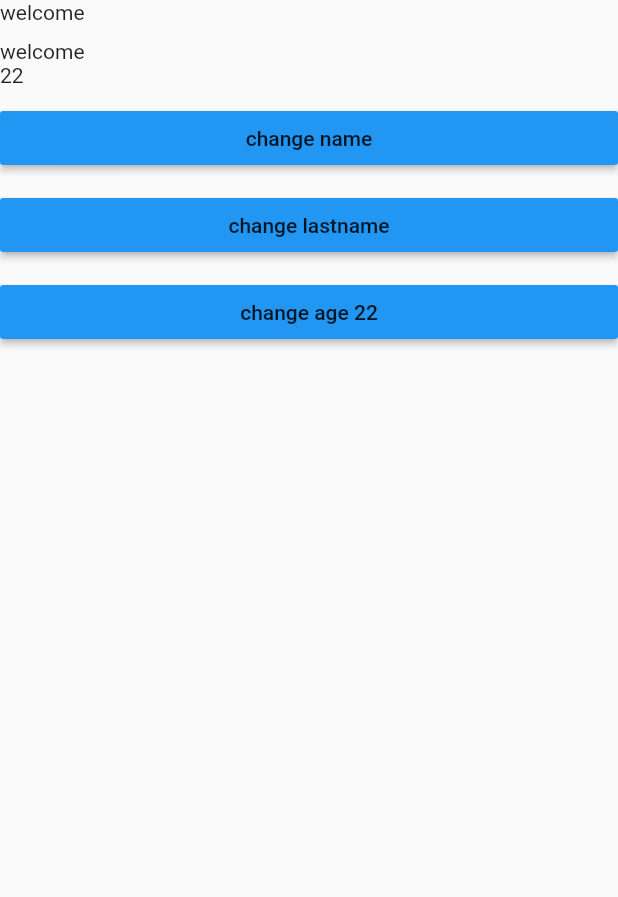
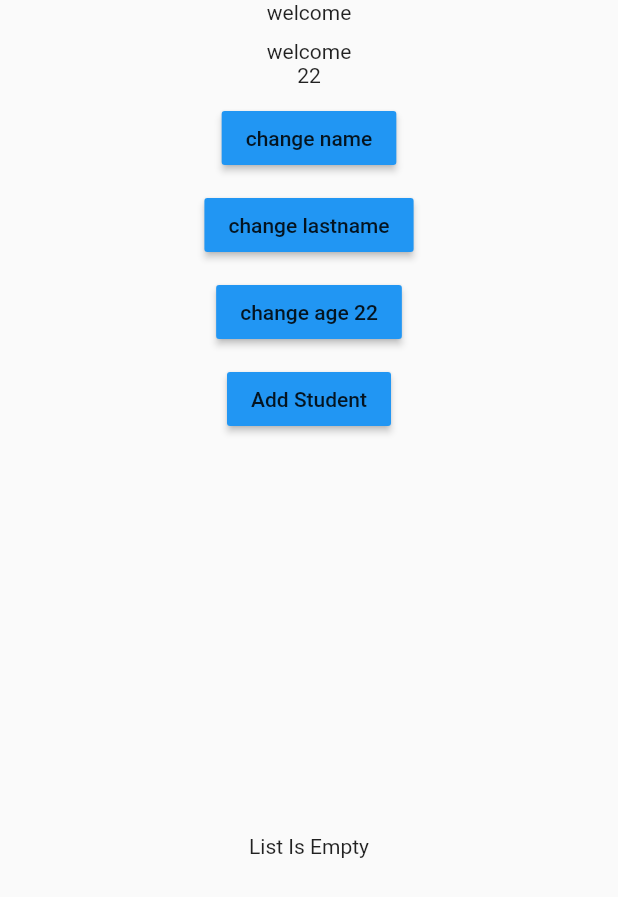
Before and after one commit to samih93/provider_course, a Flutter app: the screen it shows after launch, on a phone screen of 412 x 824 dp. Shown: the top 897 px of the screen. Run offline on Flutter 3.47's test engine with Material 2 defaults, Android fonts, the phone set to English and light mode, and no system bars.

Commit message:
add multi provider

```diff
--- /dev/null
+++ b/lib/providers/student_provider.dart
@@ -0,0 +1,11 @@
+import 'package:flutter/cupertino.dart';
+
+class StudentProvider extends ChangeNotifier {
+  List<String> _listOfStudent = [];
+  List<String> get listOfStudent => _listOfStudent;
+
+  addStudent(String name) {
+    _listOfStudent.add(name);
+    notifyListeners();
+  }
+}
--- a/lib/screens/home_screen.dart
+++ b/lib/screens/home_screen.dart
@@ -1,16 +1,24 @@
 import 'package:flutter/material.dart';
 import 'package:provider/provider.dart';
 import 'package:provider_learning/providers/home_provider.dart';
+import 'package:provider_learning/providers/student_provider.dart';
 
 class HomePage extends StatelessWidget {
   const HomePage({Key? key}) : super(key: key);
 
   @override
   Widget build(BuildContext context) {
-    return ChangeNotifierProvider(
-      create: (context) => HomeProvider(),
+    return MultiProvider(
+      providers: [
+        ChangeNotifierProvider(create: (context) {
+          return HomeProvider();
+        }),
+        ChangeNotifierProvider(create: (context) {
+          return StudentProvider();
+        })
+      ],
       child: Scaffold(
-        body: ListView(
+        body: Column(
           children: [
             //! only build this selector on notifilistener
             Selector<HomeProvider, String>(
@@ -80,13 +88,48 @@ class HomePage extends StatelessWidget {
               height: 10,
             ),
 
-            //!! this return an error cz out child of changenotifierProdvider
+            // !! this return an error cz out child of changenotifierProdvider
             // MaterialButton(
             //   onPressed: () {
             //     Provider.of<HomeProvider>(context, listen: false).changeAge();
             //   },
             //   child: Text("test provider"),
             // ),
+
+            Consumer<StudentProvider>(builder: (context, model, child) {
+              return MaterialButton(
+                onPressed: () {
+                  model.addStudent("ali");
+                  model.addStudent("samih");
+                  model.addStudent("ahmad");
+                },
+                color: Colors.blue,
+                child: Text("Add Student"),
+              );
+            }),
+            SizedBox(
+              height: 15,
+            ),
+            Expanded(
+              child:
+                  Consumer<StudentProvider>(builder: (context, model, child) {
+                return model.listOfStudent.length == 0
+                    ? Center(child: Text("List Is Empty"))
+                    : ListView.separated(
+                        physics: BouncingScrollPhysics(),
+                        itemBuilder: (BuildContext context, int index) {
+                          return Text(
+                            model.listOfStudent[index],
+                            style: TextStyle(fontSize: 20),
+                          );
+                        },
+                        itemCount: model.listOfStudent.length,
+                        separatorBuilder: (BuildContext context, int index) {
+                          return Divider();
+                        },
+                      );
+              }),
+            ),
           ],
         ),
       ),
@@ -97,15 +140,23 @@ class HomePage extends StatelessWidget {
 class WidgetButton extends StatelessWidget {
   @override
   Widget build(BuildContext context) {
-    var model = Provider.of<HomeProvider>(context);
+    // ! if listen =false => can't read data from provider  directly from model like context.read<HomeProvider>().age
+    // ! if listen = true => i can access varaible direclty from model like model.age
+    //! but i feature Context.watch ==> can access data throw it
+
+    //NOTE Example
+    //! context.read<HomeProvider>() === Provider.of<HomeProvider>(context, listen: false)
+    //! context.watch<HomeProvider>() === Provider.of<HomeProvider>(context, listen: true)
+
+    var model = Provider.of<HomeProvider>(context, listen: false);
     return MaterialButton(
       onPressed: () {
-        print('change last name button');
-
+        print('change age button');
+        // context.read<HomeProvider>().changeAge();   same model.changeAge()
         model.changeAge();
       },
       color: Colors.blue,
-      child: Text("change age ${model.age}"),
+      child: Text("change age ${context.watch<HomeProvider>().age}"),
     );
   }
 }
```
